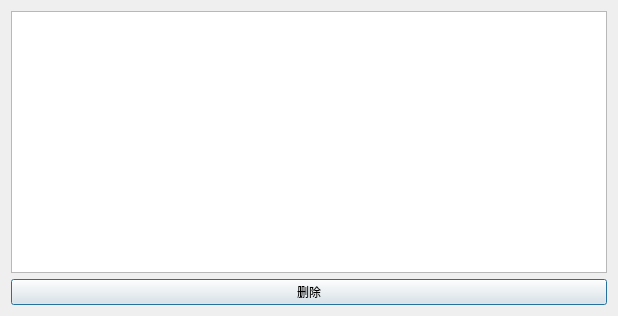
Old version of the form ui_app/stock_all.ui in the repository live1089/pharmacy_system.
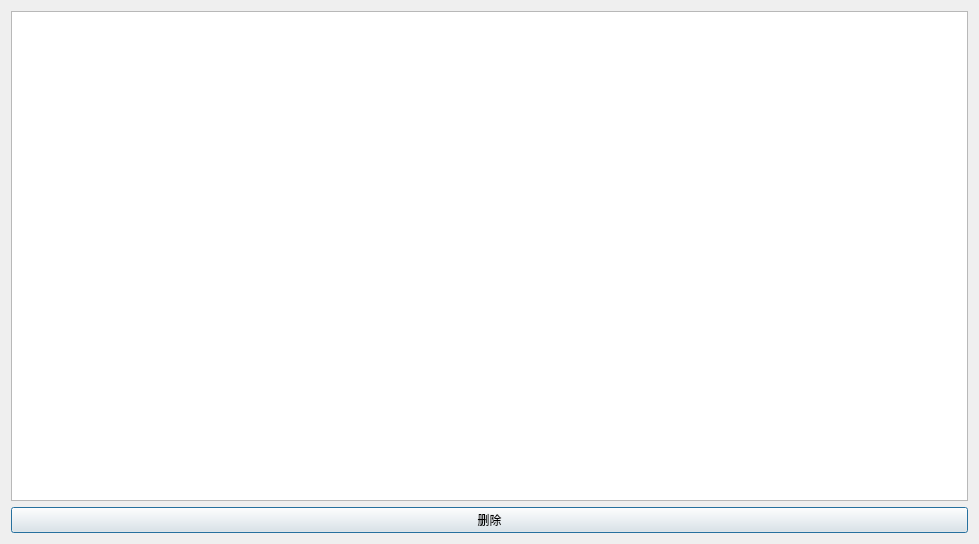
New version of the form.

```diff
--- a/ui_app/stock_all.ui
+++ b/ui_app/stock_all.ui
@@ -6,8 +6,8 @@
    <rect>
     <x>0</x>
     <y>0</y>
-    <width>618</width>
-    <height>316</height>
+    <width>979</width>
+    <height>544</height>
    </rect>
   </property>
   <property name="windowTitle">
```
